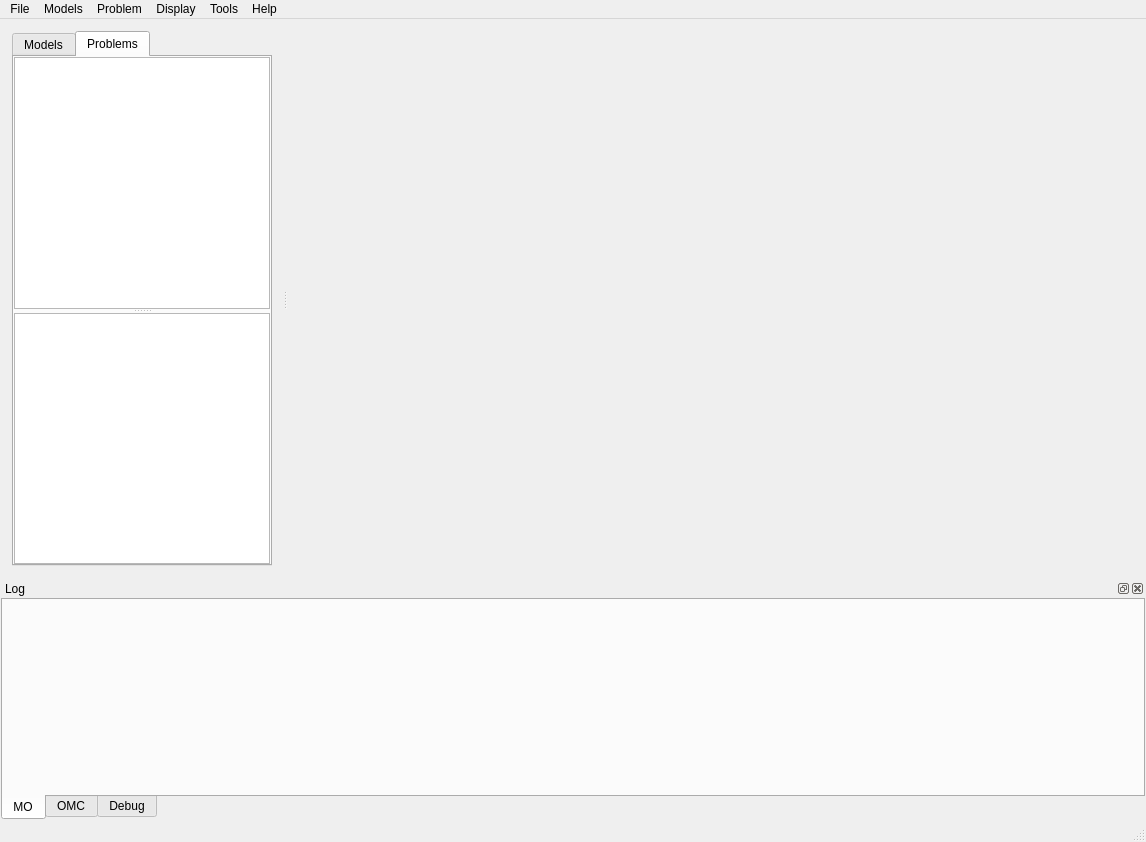
lmoresco/OpenModelica, file OMOptim/GUI/MainWindow.ui: the form before one commit.
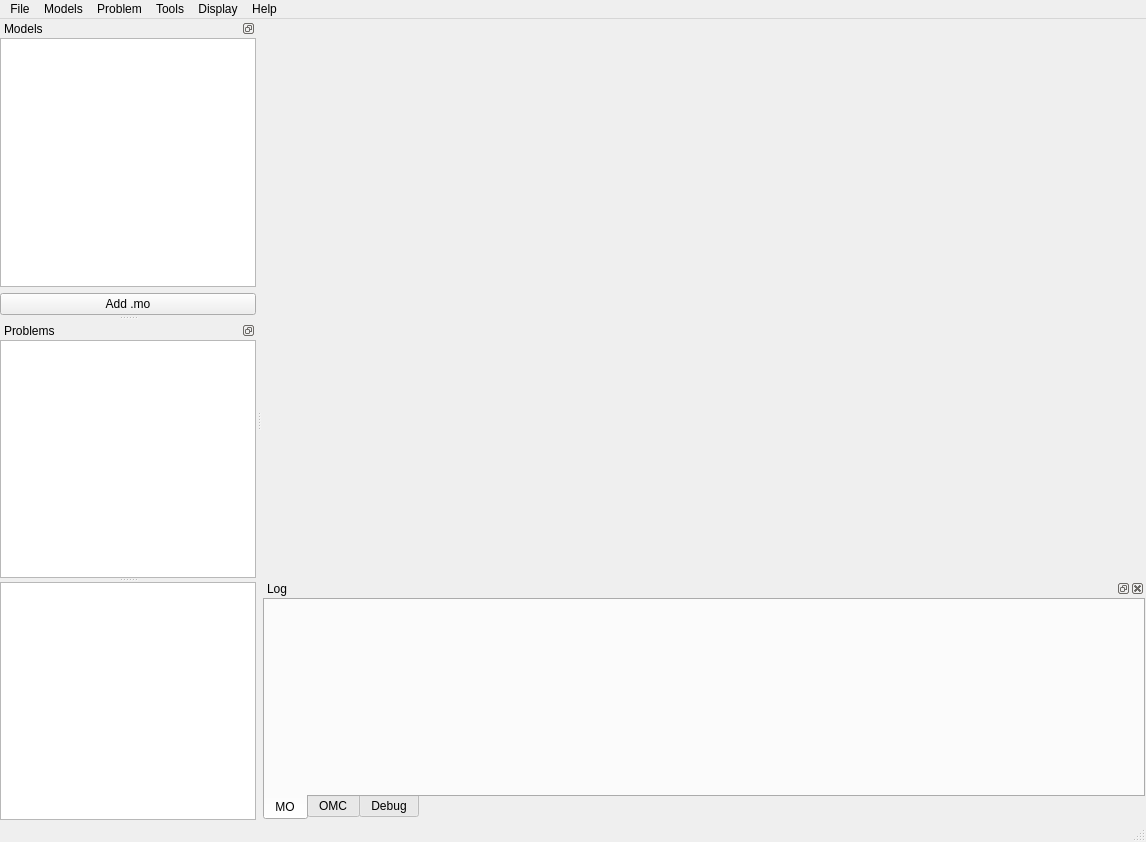
The form after the commit. The open tabs and pages were chosen to show the change. Icons and pictures are not drawn.

```diff
--- a/OMOptim/GUI/MainWindow.ui
+++ b/OMOptim/GUI/MainWindow.ui
@@ -40,25 +40,7 @@
     <property name="spacing">
      <number>1</number>
     </property>
-    <item row="1" column="0">
-     <widget class="QWidget" name="widgetProgress" native="true">
-      <property name="sizePolicy">
-       <sizepolicy hsizetype="Preferred" vsizetype="Fixed">
-        <horstretch>0</horstretch>
-        <verstretch>0</verstretch>
-       </sizepolicy>
-      </property>
-      <layout class="QGridLayout" name="gridLayout">
-       <property name="margin">
-        <number>0</number>
-       </property>
-      </layout>
-     </widget>
-    </item>
-    <item row="2" column="0">
-     <layout class="QHBoxLayout" name="layoutProgress"/>
-    </item>
-    <item row="3" column="0">
+    <item row="4" column="0">
      <widget class="QDockWidget" name="dockLog">
       <property name="sizePolicy">
        <sizepolicy hsizetype="Minimum" vsizetype="Maximum">
@@ -110,14 +92,11 @@
            <attribute name="title">
             <string>MO</string>
            </attribute>
-           <layout class="QGridLayout">
+           <layout class="QHBoxLayout" name="horizontalLayout_2">
             <property name="margin">
              <number>0</number>
             </property>
-            <property name="spacing">
-             <number>0</number>
-            </property>
-            <item row="0" column="0">
+            <item>
              <layout class="QGridLayout" name="layoutTextLog"/>
             </item>
            </layout>
@@ -174,78 +153,13 @@
         <horstretch>0</horstretch>
         <verstretch>2</verstretch>
        </sizepolicy>
-      </property>
-      <property name="orientation">
-       <enum>Qt::Horizontal</enum>
-      </property>
-      <widget class="QSplitter" name="splitterV">
-       <property name="orientation">
-        <enum>Qt::Vertical</enum>
-       </property>
-       <widget class="QWidget" name="gridLayoutWidget_2">
-        <layout class="QGridLayout" name="gridLayout_4">
-         <item row="0" column="0">
-          <widget class="QTabWidget" name="tabWidget_2">
-           <property name="tabShape">
-            <enum>QTabWidget::Rounded</enum>
-           </property>
-           <property name="currentIndex">
-            <number>0</number>
-           </property>
-           <widget class="QWidget" name="tabModClass">
-            <attribute name="title">
-             <string>Models</string>
-            </attribute>
-            <layout class="QGridLayout" name="gridLayout_5">
-             <property name="margin">
-              <number>0</number>
              </property>
-             <item row="0" column="0">
-              <widget class="QTreeView" name="treeModClass"/>
-             </item>
-             <item row="1" column="0">
-              <widget class="QPushButton" name="pushLoadMoFile">
-               <property name="text">
-                <string>Add .mo</string>
-               </property>
-               <property name="icon">
-                <iconset resource="Resources/mineit.qrc">
-                 <normaloff>:/icons/Folder</normaloff>:/icons/Folder</iconset>
-               </property>
-              </widget>
-             </item>
-            </layout>
-           </widget>
-           <widget class="QWidget" name="tabProblems">
-            <attribute name="title">
-             <string>Problems</string>
-            </attribute>
-            <layout class="QGridLayout" name="gridLayout_6">
-             <property name="margin">
-              <number>0</number>
-             </property>
-             <property name="spacing">
-              <number>0</number>
-             </property>
-             <item row="0" column="0">
-              <widget class="QSplitter" name="splitter">
                <property name="orientation">
-                <enum>Qt::Vertical</enum>
+       <enum>Qt::Horizontal</enum>
                </property>
-               <widget class="QTreeView" name="treeProblems"/>
-               <widget class="QTreeView" name="treeSolvedProblems"/>
-              </widget>
-             </item>
-            </layout>
-           </widget>
-          </widget>
-         </item>
-        </layout>
-       </widget>
-      </widget>
       <widget class="QWidget" name="widgetToDelete" native="true">
        <property name="sizePolicy">
-        <sizepolicy hsizetype="Maximum" vsizetype="Fixed">
+        <sizepolicy hsizetype="Expanding" vsizetype="Fixed">
          <horstretch>10</horstretch>
          <verstretch>10</verstretch>
         </sizepolicy>
@@ -326,11 +240,86 @@
    <addaction name="menuFile"/>
    <addaction name="menuOptions"/>
    <addaction name="menuProblem"/>
-   <addaction name="menuDisplay"/>
    <addaction name="menuTools"/>
+   <addaction name="menuDisplay"/>
    <addaction name="menuAbout"/>
   </widget>
   <widget class="QStatusBar" name="statusBar"/>
+  <widget class="QDockWidget" name="dockModels">
+   <property name="features">
+    <set>QDockWidget::DockWidgetFloatable|QDockWidget::DockWidgetMovable</set>
+   </property>
+   <property name="allowedAreas">
+    <set>Qt::LeftDockWidgetArea|Qt::RightDockWidgetArea</set>
+   </property>
+   <property name="windowTitle">
+    <string>Models</string>
+   </property>
+   <attribute name="dockWidgetArea">
+    <number>1</number>
+   </attribute>
+   <widget class="QWidget" name="dockWidgetContents_2">
+    <layout class="QVBoxLayout" name="verticalLayout">
+     <property name="margin">
+      <number>0</number>
+     </property>
+     <item>
+      <widget class="QTreeView" name="treeModClass">
+       <property name="headerHidden">
+        <bool>true</bool>
+       </property>
+      </widget>
+     </item>
+     <item>
+      <widget class="QPushButton" name="pushLoadMoFile">
+       <property name="text">
+        <string>Add .mo</string>
+       </property>
+       <property name="icon">
+        <iconset resource="Resources/mineit.qrc">
+         <normaloff>:/icons/Folder</normaloff>:/icons/Folder</iconset>
+       </property>
+      </widget>
+     </item>
+    </layout>
+   </widget>
+  </widget>
+  <widget class="QDockWidget" name="dockProblems">
+   <property name="floating">
+    <bool>false</bool>
+   </property>
+   <property name="features">
+    <set>QDockWidget::DockWidgetFloatable|QDockWidget::DockWidgetMovable</set>
+   </property>
+   <property name="allowedAreas">
+    <set>Qt::LeftDockWidgetArea|Qt::RightDockWidgetArea</set>
+   </property>
+   <property name="windowTitle">
+    <string>Problems</string>
+   </property>
+   <attribute name="dockWidgetArea">
+    <number>1</number>
+   </attribute>
+   <widget class="QWidget" name="dockWidgetContents_3">
+    <layout class="QVBoxLayout" name="verticalLayout_2">
+     <property name="spacing">
+      <number>0</number>
+     </property>
+     <property name="margin">
+      <number>0</number>
+     </property>
+     <item>
+      <widget class="QSplitter" name="splitter">
+       <property name="orientation">
+        <enum>Qt::Vertical</enum>
+       </property>
+       <widget class="QTreeView" name="treeOMCases"/>
+       <widget class="QTreeView" name="treeResults"/>
+      </widget>
+     </item>
+    </layout>
+   </widget>
+  </widget>
   <action name="actionNewProject">
    <property name="text">
     <string>New project ...</string>
```
Left out of the diff: 18 changed lines with no effect on the pictures.
